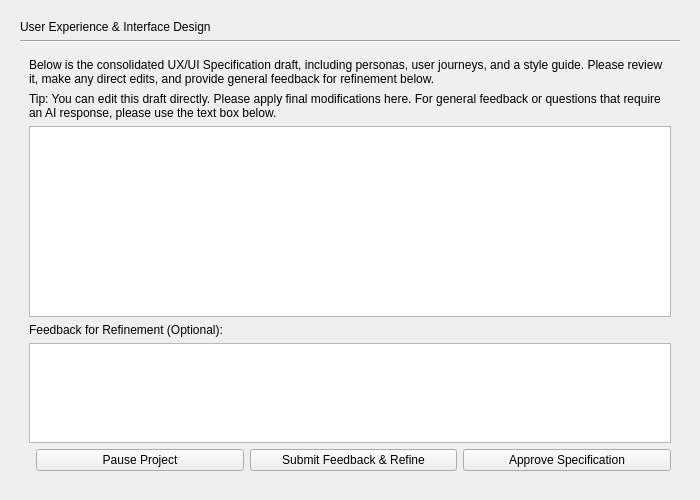
Old version of the form gui/ux_spec_page.ui in the repository mariolewis/asdf_factory.
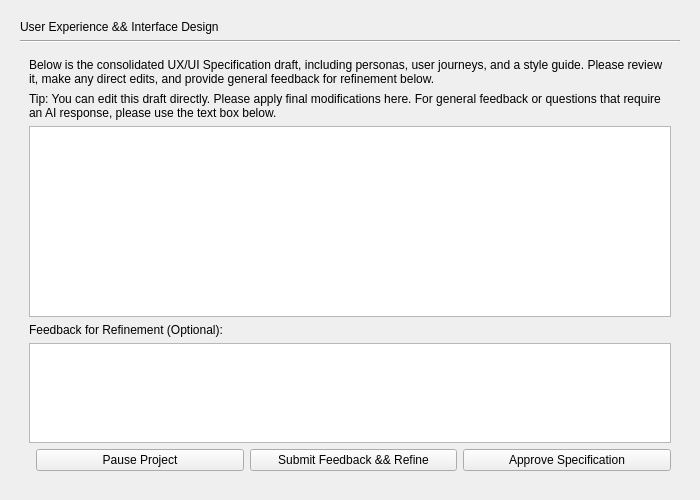
New version of the form.

The edit to the form file:
```diff
--- a/gui/ux_spec_page.ui
+++ b/gui/ux_spec_page.ui
@@ -29,7 +29,7 @@
    <item>
     <widget class="QLabel" name="headerLabel">
      <property name="text">
-      <string>User Experience &amp; Interface Design</string>
+      <string>User Experience &amp;&amp; Interface Design</string>
      </property>
     </widget>
    </item>
@@ -103,7 +103,7 @@
             <item>
             <widget class="QPushButton" name="refineButton">
             <property name="text">
-                <string>Submit Feedback &amp;&amp; Refine</string>
+                <string>Submit Feedback &amp;&amp;&amp;&amp; Refine</string>
             </property>
             </widget>
             </item>
```
